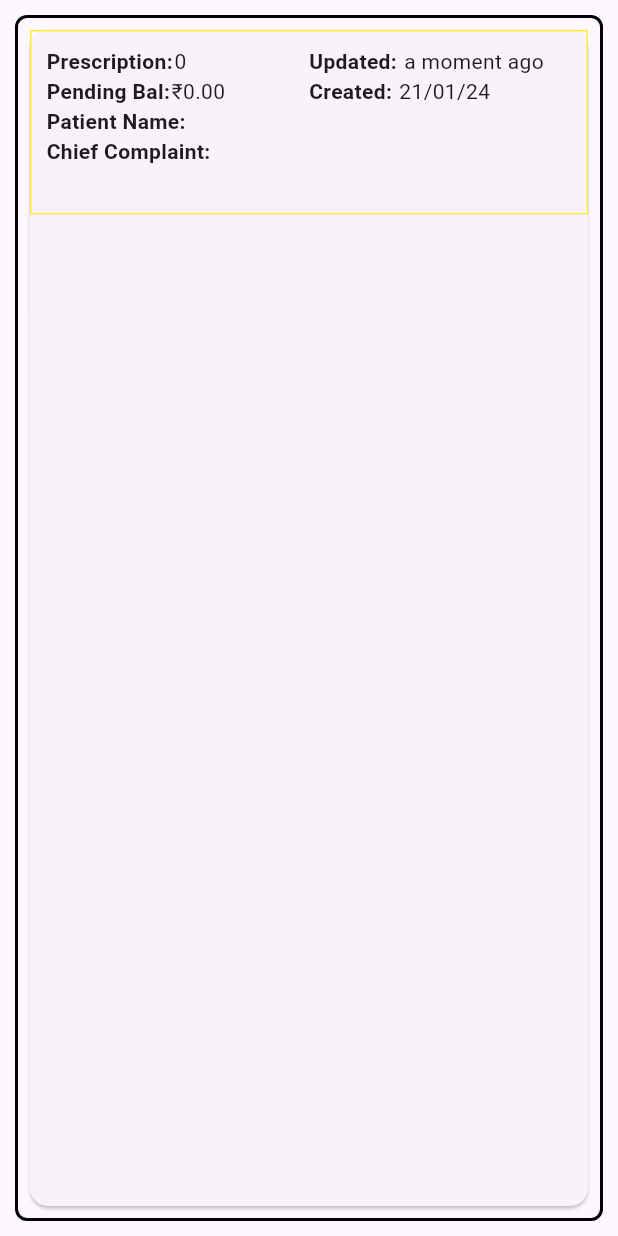
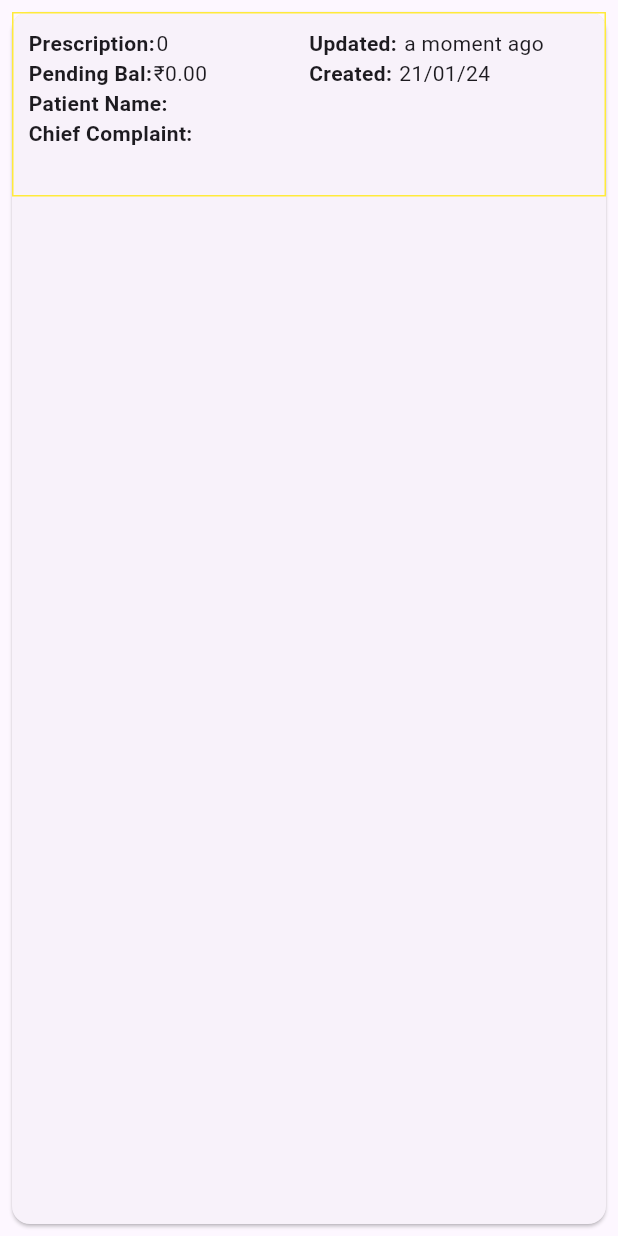
Before and after one commit to Susheer/dispensary, a Flutter app: the PrescriptionWidget widget shown alone on an empty page, opened directly with empty values, on a phone screen of 412 x 824 dp. Run offline on Flutter 3.47's test engine with Material 3 defaults, Android fonts, the phone set to English and light mode, and no system bars; our stand-ins replace faker, flutter_dotenv, sqflite, timeago; missing offline and left inert: autocomplete_textfield; accounts and stored records are empty.

Commit message:
Me: Removed extra margin from parent widget

```diff
--- a/lib/common/prescriptions/prescription_widget.dart
+++ b/lib/common/prescriptions/prescription_widget.dart
@@ -41,13 +41,8 @@ class _PrescriptionWidgetState extends State<PrescriptionWidget> {
   Widget build(BuildContext context) {
     return Container(
       width: MediaQuery.of(context).size.width,
-      margin: EdgeInsets.all(10.0),
-      decoration: BoxDecoration(
-        border: Border.all(color: Colors.black, width: 2.0),
-        borderRadius: BorderRadius.circular(8.0),
-      ),
+      margin: const EdgeInsets.all(4),
       child: Card(
-        margin: const EdgeInsets.all(8),
         child: Column(
           children: [
             PrescriptionHeader(
```
